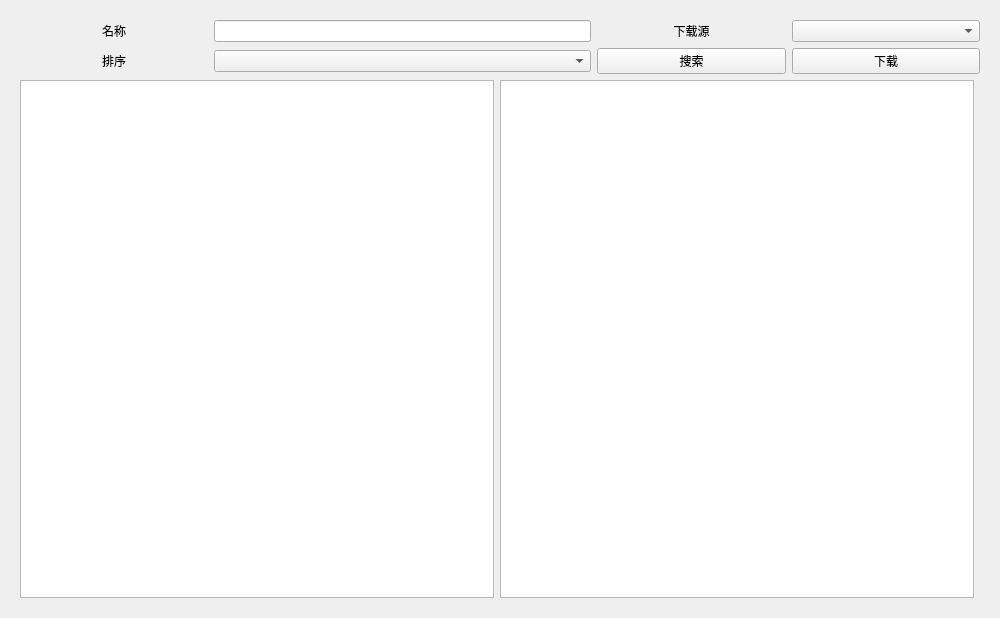
Old version of the form FMCL/Functions/ModDownloader/ModDownloader.ui in the repository 1604042736/FMCL.
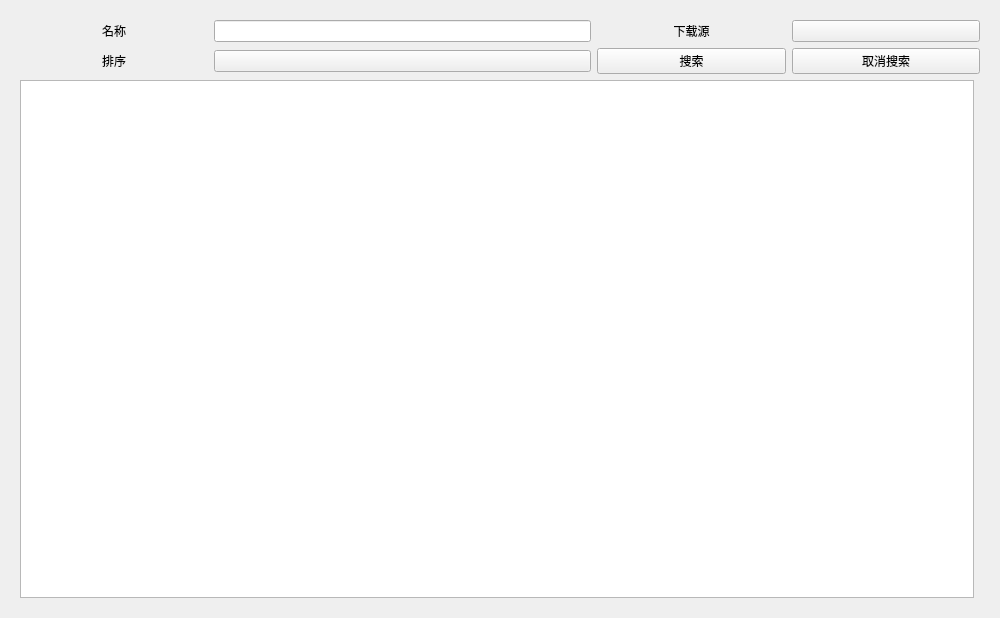
New version of the form. Custom widgets are drawn as their Qt base class.

Commit message: 调整ModDownloader界面

Patch:
```diff
--- a/FMCL/Functions/ModDownloader/ModDownloader.ui
+++ b/FMCL/Functions/ModDownloader/ModDownloader.ui
@@ -34,19 +34,7 @@
        </rect>
       </property>
       <layout class="QGridLayout" name="gridLayout_2">
-       <item row="2" column="0">
-        <widget class="TreeWidget" name="tw_mods">
-         <attribute name="headerVisible">
-          <bool>false</bool>
-         </attribute>
-         <column>
-          <property name="text">
-           <string notr="true">1</string>
-          </property>
-         </column>
-        </widget>
-       </item>
-       <item row="0" column="0" colspan="3">
+       <item row="0" column="0" colspan="2">
         <layout class="QGridLayout" name="gridLayout_3">
          <item row="1" column="0">
           <widget class="QLabel" name="label_3">
@@ -97,23 +85,14 @@
          <item row="1" column="4">
           <widget class="PushButton" name="pb_download">
            <property name="text">
-            <string>下载</string>
+            <string>取消搜索</string>
            </property>
           </widget>
          </item>
         </layout>
        </item>
-       <item row="2" column="1">
-        <widget class="TreeWidget" name="tw_files">
-         <attribute name="headerVisible">
-          <bool>false</bool>
-         </attribute>
-         <column>
-          <property name="text">
-           <string notr="true">1</string>
-          </property>
-         </column>
-        </widget>
+       <item row="1" column="0">
+        <widget class="ListWidget" name="lw_mods"/>
        </item>
       </layout>
      </widget>
@@ -122,24 +101,14 @@
   </layout>
  </widget>
  <customwidgets>
-  <customwidget>
-   <class>PushButton</class>
-   <extends>QPushButton</extends>
-   <header>qfluentwidgets</header>
-  </customwidget>
-  <customwidget>
-   <class>LineEdit</class>
-   <extends>QLineEdit</extends>
-   <header>qfluentwidgets</header>
-  </customwidget>
-  <customwidget>
-   <class>TreeWidget</class>
-   <extends>QTreeWidget</extends>
-   <header>qfluentwidgets</header>
-  </customwidget>
   <customwidget>
    <class>ComboBox</class>
-   <extends>QComboBox</extends>
+   <extends>QPushButton</extends>
+   <header>qfluentwidgets</header>
+  </customwidget>
+  <customwidget>
+   <class>PushButton</class>
+   <extends>QPushButton</extends>
    <header>qfluentwidgets</header>
   </customwidget>
   <customwidget>
@@ -148,6 +117,16 @@
    <header>qfluentwidgets</header>
    <container>1</container>
   </customwidget>
+  <customwidget>
+   <class>LineEdit</class>
+   <extends>QLineEdit</extends>
+   <header>qfluentwidgets</header>
+  </customwidget>
+  <customwidget>
+   <class>ListWidget</class>
+   <extends>QListWidget</extends>
+   <header>qfluentwidgets</header>
+  </customwidget>
  </customwidgets>
  <resources/>
  <connections/>
```
Left out of the diff: 2 changed lines with no effect on the pictures. The commit also changes 13 other files.
